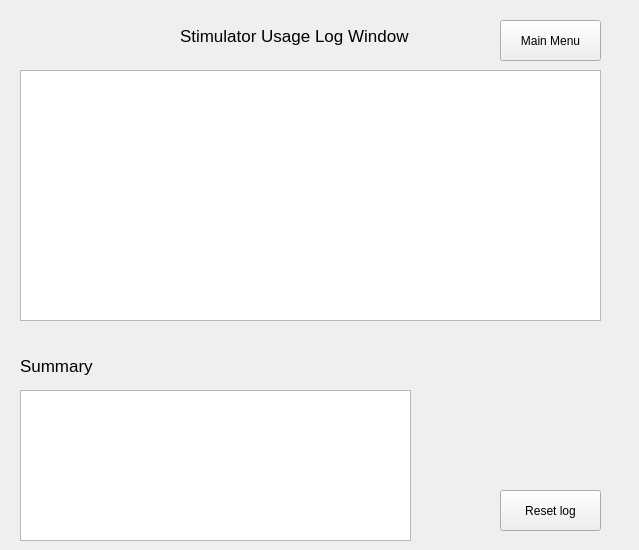
Before: the Qt Designer form POML060_v1/stimulatorlogwindow.ui in viniltc/POML060, drawn with Qt 5.
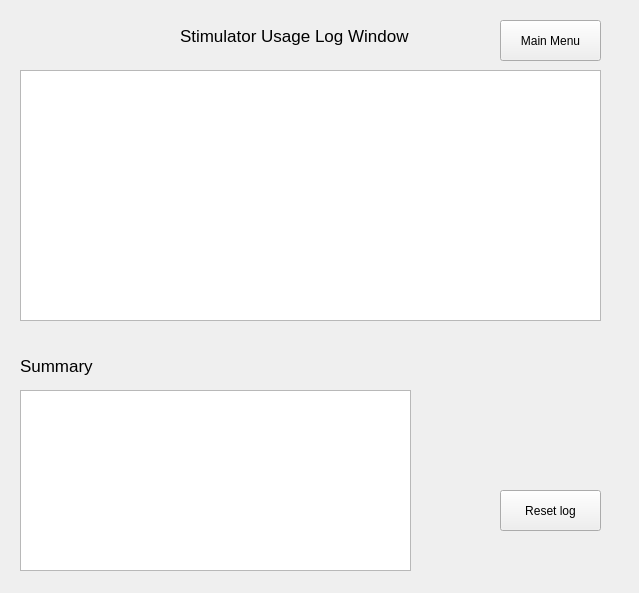
After: the same form once the commit is applied.

Commit message: 1. log file summary extra row added for unpaused events 2. bug fix with serial terminal 3. implimented close event in log window

The edit to the form file:
```diff
--- a/POML060_v1/stimulatorlogwindow.ui
+++ b/POML060_v1/stimulatorlogwindow.ui
@@ -7,7 +7,7 @@
     <x>0</x>
     <y>0</y>
     <width>639</width>
-    <height>550</height>
+    <height>593</height>
    </rect>
   </property>
   <property name="windowTitle">
@@ -73,7 +73,7 @@
      <x>20</x>
      <y>390</y>
      <width>391</width>
-     <height>151</height>
+     <height>181</height>
     </rect>
    </property>
   </widget>
```
The commit also changes 2 other files.
